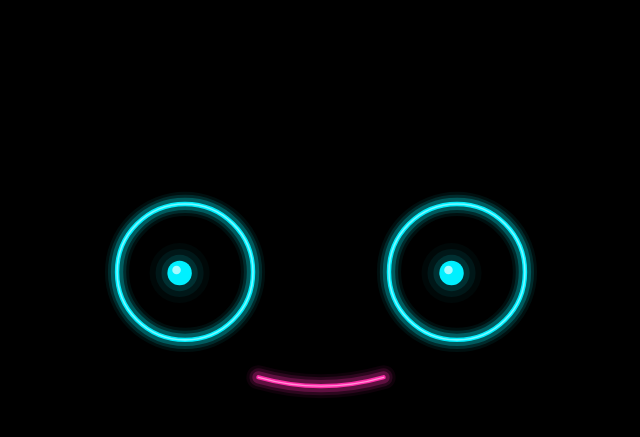
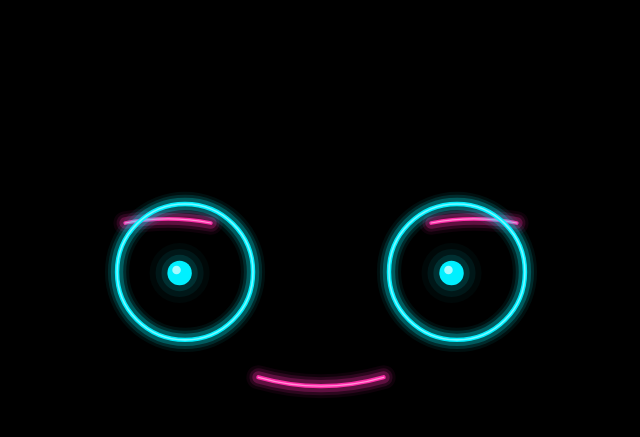
Before and after one commit to galandor/jasper, an Android app built with Jetpack Compose: the screen it shows after launch (MainActivity), on a phone screen of 824 x 412 dp (held sideways). Shown: the top 437 px of the screen, without its empty margins (297-937 px from the left). Run offline under Robolectric (Android 15) with nearby library versions, the phone set to English and light mode, and no system bars; libraries missing offline, so code that uses them is left out: androidx.camera.core, androidx.camera.lifecycle; 3 statements that could not run were skipped.

Commit message:
Add angry, afraid, and sleepy expressions with neon eyebrows.
Remove the recognized speech text overlay so reactions are shown only through Jasper's face.

Co-authored-by: Cursor <cursoragent@cursor.com>

```diff
--- a/app/src/main/kotlin/com/jasper/facemirror/model/FaceExpression.kt
+++ b/app/src/main/kotlin/com/jasper/facemirror/model/FaceExpression.kt
@@ -1,6 +1,6 @@
 package com.jasper.facemirror.model
 
-/** Выражение рта Jasper — от улыбки до грусти/обиды. */
+/** Выражение лица Jasper — рот, глаза и брови. */
 enum class FaceExpression {
     NEUTRAL,
     HAPPY,
@@ -8,9 +8,12 @@ enum class FaceExpression {
     SAD,
     OFFENDED,
     SURPRISED,
+    ANGRY,
+    AFRAID,
+    SLEEPY,
     ;
 
-    /** > 0 улыбка, < 0 грусть/обида (перевёрнутая дуга) */
+    /** > 0 улыбка, < 0 грусть/обида */
     val smileAmount: Float
         get() = when (this) {
             NEUTRAL -> 0.12f
@@ -19,5 +22,44 @@ enum class FaceExpression {
             SURPRISED -> 0.08f
             SAD -> -0.5f
             OFFENDED -> -0.72f
+            ANGRY -> -0.35f
+            AFRAID -> -0.15f
+            SLEEPY -> 0.05f
+        }
+
+    val eyeOpen: Float
+        get() = when (this) {
+            SLEEPY -> 0.32f
+            AFRAID -> 1.08f
+            ANGRY -> 0.88f
+            else -> 1f
+        }
+
+    /** Смещение внутреннего угла брови (+ вниз, − вверх) */
+    val browInnerLift: Float
+        get() = when (this) {
+            NEUTRAL -> 0f
+            HAPPY -> -3f
+            PLAYFUL -> -4f
+            SAD -> -5f
+            OFFENDED -> 5f
+            SURPRISED -> -12f
+            ANGRY -> 9f
+            AFRAID -> -10f
+            SLEEPY -> 6f
+        }
+
+    /** Смещение внешнего угла брови */
+    val browOuterLift: Float
+        get() = when (this) {
+            NEUTRAL -> 0f
+            HAPPY -> -5f
+            PLAYFUL -> -6f
+            SAD -> 4f
+            OFFENDED -> -2f
+            SURPRISED -> -12f
+            ANGRY -> -4f
+            AFRAID -> -8f
+            SLEEPY -> 7f
         }
 }
--- a/app/src/main/kotlin/com/jasper/facemirror/model/GreetingReply.kt
+++ b/app/src/main/kotlin/com/jasper/facemirror/model/GreetingReply.kt
@@ -8,6 +8,9 @@ enum class VoiceEmotion {
     CALM,
     SAD,
     OFFENDED,
+    ANGRY,
+    AFRAID,
+    SLEEPY,
 }
 
 data class GreetingReply(
@@ -24,6 +27,9 @@ data class GreetingReply(
             VoiceEmotion.CALM -> 0.95f
             VoiceEmotion.SAD -> 0.88f
             VoiceEmotion.OFFENDED -> 0.82f
+            VoiceEmotion.ANGRY -> 0.78f
+            VoiceEmotion.AFRAID -> 1.25f
+            VoiceEmotion.SLEEPY -> 0.82f
         }
 
     val speechRate: Float
@@ -35,5 +41,8 @@ data class GreetingReply(
             VoiceEmotion.CALM -> 0.88f
             VoiceEmotion.SAD -> 0.85f
             VoiceEmotion.OFFENDED -> 0.9f
+            VoiceEmotion.ANGRY -> 1.05f
+            VoiceEmotion.AFRAID -> 1.2f
+            VoiceEmotion.SLEEPY -> 0.72f
         }
 }
--- a/app/src/main/kotlin/com/jasper/facemirror/speech/GreetingDetector.kt
+++ b/app/src/main/kotlin/com/jasper/facemirror/speech/GreetingDetector.kt
@@ -15,7 +15,28 @@ object GreetingDetector {
 
     private val triggers = listOf(
         Trigger(
-            pattern = Regex("""не хочу.*видеть|уходи|отвали|ненавижу|достал""", RegexOption.IGNORE_CASE),
+            pattern = Regex("""боюсь|страшно|испугал|жуть""", RegexOption.IGNORE_CASE),
+            replies = listOf(
+                GreetingReply("Ой-ой!", VoiceEmotion.AFRAID, FaceExpression.AFRAID),
+                GreetingReply("Страшно...", VoiceEmotion.AFRAID, FaceExpression.AFRAID),
+            ),
+        ),
+        Trigger(
+            pattern = Regex("""злюсь|бесит|разозли|достал|ненавижу""", RegexOption.IGNORE_CASE),
+            replies = listOf(
+                GreetingReply("Гррр!", VoiceEmotion.ANGRY, FaceExpression.ANGRY),
+                GreetingReply("Не нравится!", VoiceEmotion.ANGRY, FaceExpression.ANGRY),
+            ),
+        ),
+        Trigger(
+            pattern = Regex("""спать|сонн|устал|засыпа""", RegexOption.IGNORE_CASE),
+            replies = listOf(
+                GreetingReply("Хо-о-он...", VoiceEmotion.SLEEPY, FaceExpression.SLEEPY),
+                GreetingReply("Так сонно...", VoiceEmotion.SLEEPY, FaceExpression.SLEEPY),
+            ),
+        ),
+        Trigger(
+            pattern = Regex("""не хочу.*видеть|уходи|отвали""", RegexOption.IGNORE_CASE),
             replies = listOf(
                 GreetingReply("Эх...", cartoon, FaceExpression.OFFENDED),
                 GreetingReply("Обидно...", VoiceEmotion.SAD, FaceExpression.SAD),
--- a/app/src/main/kotlin/com/jasper/facemirror/ui/FaceMirrorScreen.kt
+++ b/app/src/main/kotlin/com/jasper/facemirror/ui/FaceMirrorScreen.kt
@@ -111,8 +111,6 @@ fun FaceMirrorScreen() {
             faceState = faceState,
             expression = faceExpression,
         )
-
-        RecognizedWordsOverlay(speechState = speechState)
 
         if (allPermissionsGranted) {
             CameraAnalyzer(onFaceState = { faceState = it })
--- a/app/src/main/kotlin/com/jasper/facemirror/ui/NeonFace.kt
+++ b/app/src/main/kotlin/com/jasper/facemirror/ui/NeonFace.kt
@@ -38,6 +38,7 @@ private val NeonCyan = Color(0xFF00F0FF)
 private val NeonPink = Color(0xFFFF2DAA)
 private val NeonYellow = Color(0xFFFFEA00)
 private val NeonPurple = Color(0xFFB388FF)
+private val NeonOrange = Color(0xFFFF5722)
 
 @Composable
 fun NeonFace(
@@ -45,13 +46,25 @@ fun NeonFace(
     expression: FaceExpression = FaceExpression.NEUTRAL,
     modifier: Modifier = Modifier,
 ) {
-    // Глаза всегда открыты — моргание с камеры отключено
-    val eyeOpen = 1f
-
+    val eyeOpen by animateFloatAsState(
+        targetValue = expression.eyeOpen.coerceIn(0.2f, 1.1f),
+        animationSpec = spring(stiffness = Spring.StiffnessLow, dampingRatio = 0.72f),
+        label = "eyeOpen",
+    )
     val smile by animateFloatAsState(
         targetValue = expression.smileAmount,
         animationSpec = spring(stiffness = Spring.StiffnessLow, dampingRatio = 0.72f),
         label = "smile",
+    )
+    val browInner by animateFloatAsState(
+        targetValue = expression.browInnerLift,
+        animationSpec = spring(stiffness = Spring.StiffnessMedium, dampingRatio = 0.7f),
+        label = "browInner",
+    )
+    val browOuter by animateFloatAsState(
+        targetValue = expression.browOuterLift,
+        animationSpec = spring(stiffness = Spring.StiffnessMedium, dampingRatio = 0.7f),
+        label = "browOuter",
     )
     val yaw by animateFloatAsState(
         targetValue = faceState.yaw.coerceIn(-35f, 35f),
@@ -81,6 +94,9 @@ fun NeonFace(
 
     val glowSpeed = when (expression) {
         FaceExpression.HAPPY, FaceExpression.PLAYFUL -> 900
+        FaceExpression.ANGRY -> 700
+        FaceExpression.AFRAID -> 500
+        FaceExpression.SLEEPY -> 4500
         FaceExpression.OFFENDED, FaceExpression.SAD -> 3200
         else -> 2200
     }
@@ -119,10 +135,12 @@ fun NeonFace(
         cos(idlePhase.value * 2f * Math.PI.toFloat()) * 0.12f
     }
 
-    val mouthColor = when (expression) {
+    val accentColor = when (expression) {
         FaceExpression.HAPPY, FaceExpression.PLAYFUL -> NeonYellow
         FaceExpression.SAD, FaceExpression.OFFENDED -> NeonPurple
-        FaceExpression.SURPRISED -> NeonCyan
+        FaceExpression.SURPRISED, FaceExpression.AFRAID -> NeonCyan
+        FaceExpression.ANGRY -> NeonOrange
+        FaceExpression.SLEEPY -> NeonPink.copy(alpha = 0.55f)
         else -> NeonPink
     }
 
@@ -143,9 +161,30 @@ fun NeonFace(
                 val eyeSpacing = size.width / scale * 0.22f
                 val eyeRadius = size.height / scale * 0.11f
                 val mouthY = eyeRadius * 1.55f
+                val leftEye = Offset(-eyeSpacing / 2f, 0f)
+                val rightEye = Offset(eyeSpacing / 2f, 0f)
+
+                drawNeonEyebrow(
+                    eyeCenter = leftEye,
+                    eyeRadius = eyeRadius,
+                    innerLift = browInner,
+                    outerLift = browOuter,
+                    color = accentColor,
+                    glowIntensity = glowPulse,
+                    isLeftEye = true,
+                )
+                drawNeonEyebrow(
+                    eyeCenter = rightEye,
+                    eyeRadius = eyeRadius,
+                    innerLift = browInner,
+                    outerLift = browOuter,
+                    color = accentColor,
+                    glowIntensity = glowPulse,
+                    isLeftEye = false,
+                )
 
                 drawNeonEye(
-                    center = Offset(-eyeSpacing / 2f, 0f),
+                    center = leftEye,
                     radius = eyeRadius,
                     openAmount = eyeOpen,
                     gazeX = gazeX,
@@ -155,7 +194,7 @@ fun NeonFace(
                     glowIntensity = glowPulse,
                 )
                 drawNeonEye(
-                    center = Offset(eyeSpacing / 2f, 0f),
+                    center = rightEye,
                     radius = eyeRadius,
                     openAmount = eyeOpen,
                     gazeX = gazeX,
@@ -169,13 +208,38 @@ fun NeonFace(
                     smile = smile,
                     y = mouthY,
                     width = eyeSpacing * 0.85f,
-                    color = mouthColor,
+                    color = accentColor,
                     glowIntensity = glowPulse,
                     surprised = expression == FaceExpression.SURPRISED,
+                    sleepy = expression == FaceExpression.SLEEPY,
                 )
             }
         }
     }
+}
+
+private fun DrawScope.drawNeonEyebrow(
+    eyeCenter: Offset,
+    eyeRadius: Float,
+    innerLift: Float,
+    outerLift: Float,
+    color: Color,
+    glowIntensity: Float,
+    isLeftEye: Boolean,
+) {
+    val browBaseY = eyeCenter.y - eyeRadius * 0.72f
+    val innerX = if (isLeftEye) eyeCenter.x + eyeRadius * 0.38f else eyeCenter.x - eyeRadius * 0.38f
+    val outerX = if (isLeftEye) eyeCenter.x - eyeRadius * 0.88f else eyeCenter.x + eyeRadius * 0.88f
+    val inner = Offset(innerX, browBaseY + innerLift)
+    val outer = Offset(outerX, browBaseY + outerLift)
+    val midX = (inner.x + outer.x) / 2f
+    val midY = (inner.y + outer.y) / 2f - eyeRadius * 0.12f
+
+    val path = Path().apply {
+        moveTo(inner.x, inner.y)
+        quadraticTo(midX, midY, outer.x, outer.y)
+    }
+    drawNeonPath(path, color, 3.8f, glowIntensity)
 }
 
 private fun DrawScope.drawNeonEye(
@@ -188,8 +252,8 @@ private fun DrawScope.drawNeonEye(
     color: Color,
     glowIntensity: Float,
 ) {
-    val squish = openAmount.coerceIn(0.2f, 1f)
-    val rx = radius
+    val squish = openAmount.coerceIn(0.2f, 1.15f)
+    val rx = radius * if (openAmount > 1f) openAmount else 1f
     val ry = radius * squish
 
     drawNeonEllipse(
@@ -201,13 +265,15 @@ private fun DrawScope.drawNeonEye(
         glowIntensity = glowIntensity,
     )
 
+    if (openAmount < 0.4f) return
+
     val maxOffsetX = rx * 0.42f
     val maxOffsetY = ry * 0.42f
     val pupilCenter = Offset(
         center.x + gazeX * maxOffsetX + (headYaw / 35f) * maxOffsetX * 0.35f,
         center.y + gazeY * maxOffsetY,
     )
-    val pupilRadius = radius * 0.18f * squish
+    val pupilRadius = radius * 0.18f * squish.coerceAtMost(1f)
 
     drawNeonFilledCircle(
         center = pupilCenter,
@@ -224,6 +290,7 @@ private fun DrawScope.drawNeonMouth(
     color: Color,
     glowIntensity: Float,
     surprised: Boolean = false,
+    sleepy: Boolean = false,
 ) {
     if (surprised) {
         val mouthW = width * 0.18f
@@ -235,6 +302,20 @@ private fun DrawScope.drawNeonMouth(
             color = color,
             coreWidth = 4f,
             glowIntensity = glowIntensity,
+        )
+        return
+    }
+
+    if (sleepy) {
+        val mouthW = width * 0.22f
+        drawNeonPath(
+            path = Path().apply {
+                moveTo(-mouthW / 2f, y)
+                lineTo(mouthW / 2f, y)
+            },
+            color = color,
+            coreWidth = 3f,
+            glowIntensity = glowIntensity * 0.7f,
         )
         return
     }
@@ -253,12 +334,7 @@ private fun DrawScope.drawNeonMouth(
         }
     }
 
-    drawNeonPath(
-        path = path,
-        color = color,
-        coreWidth = coreWidth,
-        glowIntensity = glowIntensity,
-    )
+    drawNeonPath(path, color, coreWidth, glowIntensity)
 }
 
 private fun DrawScope.drawNeonEllipse(
--- a/app/src/main/kotlin/com/jasper/facemirror/ui/RecognizedWordsOverlay.kt
+++ /dev/null
@@ -1,117 +0,0 @@
-package com.jasper.facemirror.ui
-
-import androidx.compose.animation.core.animateFloatAsState
-import androidx.compose.animation.core.tween
-import androidx.compose.foundation.layout.Box
-import androidx.compose.foundation.layout.Column
-import androidx.compose.foundation.layout.fillMaxSize
-import androidx.compose.foundation.layout.fillMaxWidth
-import androidx.compose.foundation.layout.padding
-import androidx.compose.material3.Text
-import androidx.compose.runtime.Composable
-import androidx.compose.runtime.LaunchedEffect
-import androidx.compose.runtime.getValue
-import androidx.compose.runtime.mutableStateOf
-import androidx.compose.runtime.remember
-import androidx.compose.runtime.setValue
-import androidx.compose.ui.Alignment
-import androidx.compose.ui.Modifier
-import androidx.compose.ui.graphics.Color
-import androidx.compose.ui.graphics.Shadow
-import androidx.compose.ui.text.TextStyle
-import androidx.compose.ui.text.font.FontWeight
-import androidx.compose.ui.text.style.TextAlign
-import androidx.compose.ui.text.style.TextOverflow
-import androidx.compose.ui.unit.dp
-import androidx.compose.ui.unit.sp
-import com.jasper.facemirror.model.SpeechState
-import kotlinx.coroutines.delay
-
-private val NeonCyan = Color(0xFF00F0FF)
-private val NeonPink = Color(0xFFFF2DAA)
-private val DimText = Color(0xFF00F0FF).copy(alpha = 0.35f)
-
-@Composable
-fun RecognizedWordsOverlay(
-    speechState: SpeechState,
-    modifier: Modifier = Modifier,
-) {
-    var visibleFinalText by remember { mutableStateOf("") }
-    var fadeOut by remember { mutableStateOf(false) }
-
-    LaunchedEffect(speechState.recognizedText) {
-        if (speechState.recognizedText.isNotBlank()) {
-            visibleFinalText = speechState.recognizedText
-            fadeOut = false
-            delay(3500)
-            fadeOut = true
-            delay(800)
-            visibleFinalText = ""
-            fadeOut = false
-        }
-    }
-
-    val finalAlpha by animateFloatAsState(
-        targetValue = if (fadeOut) 0f else 1f,
-        animationSpec = tween(700),
-        label = "finalAlpha",
-    )
-
-    val displayText = speechState.partialText.ifBlank { visibleFinalText }
-    val isPartial = speechState.partialText.isNotBlank()
-
-    Box(
-        modifier = modifier.fillMaxSize(),
-        contentAlignment = Alignment.BottomCenter,
-    ) {
-        Column(
-            modifier = Modifier
-                .fillMaxWidth()
-                .padding(horizontal = 32.dp, vertical = 24.dp),
-            horizontalAlignment = Alignment.CenterHorizontally,
-        ) {
-            if (displayText.isNotBlank()) {
-                Text(
-                    text = displayText,
-                    modifier = Modifier.fillMaxWidth(),
-                    style = neonTextStyle(
-                        color = if (isPartial) NeonPink else NeonCyan,
-                        alpha = if (isPartial) 1f else finalAlpha,
-                    ),
-                    textAlign = TextAlign.Center,
-                    maxLines = 2,
-                    overflow = TextOverflow.Ellipsis,
-                )
-            }
-
-            if (speechState.history.size > 1) {
-                val previous = speechState.history.dropLast(1).takeLast(2).reversed()
-                previous.forEach { phrase ->
-                    Text(
-                        text = phrase,
-                        modifier = Modifier
-                            .fillMaxWidth()
-                            .padding(top = 6.dp),
-                        style = neonTextStyle(color = DimText, alpha = 0.7f),
-                        textAlign = TextAlign.Center,
-                        maxLines = 1,
-                        overflow = TextOverflow.Ellipsis,
-                    )
-                }
-            }
-        }
-    }
-}
-
-private fun neonTextStyle(color: Color, alpha: Float = 1f): TextStyle {
-    val c = color.copy(alpha = color.alpha * alpha)
-    return TextStyle(
-        color = c,
-        fontSize = 22.sp,
-        fontWeight = FontWeight.Medium,
-        shadow = Shadow(
-            color = c.copy(alpha = 0.9f),
-            blurRadius = 24f,
-        ),
-    )
-}
```
Also changed, not shown: app/src/main/kotlin/com/jasper/facemirror/speech/LlmConversationResponder.kt (+19 -10 lines).
